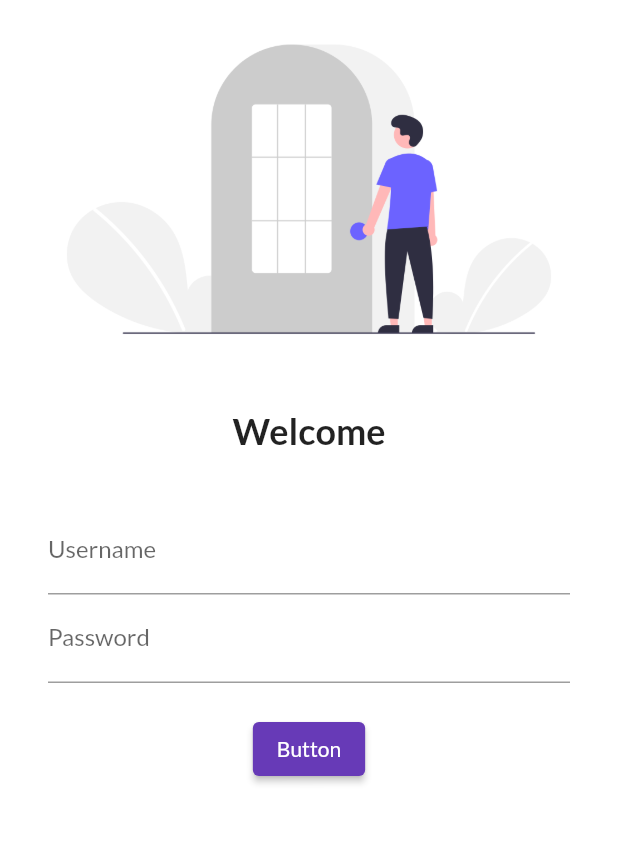
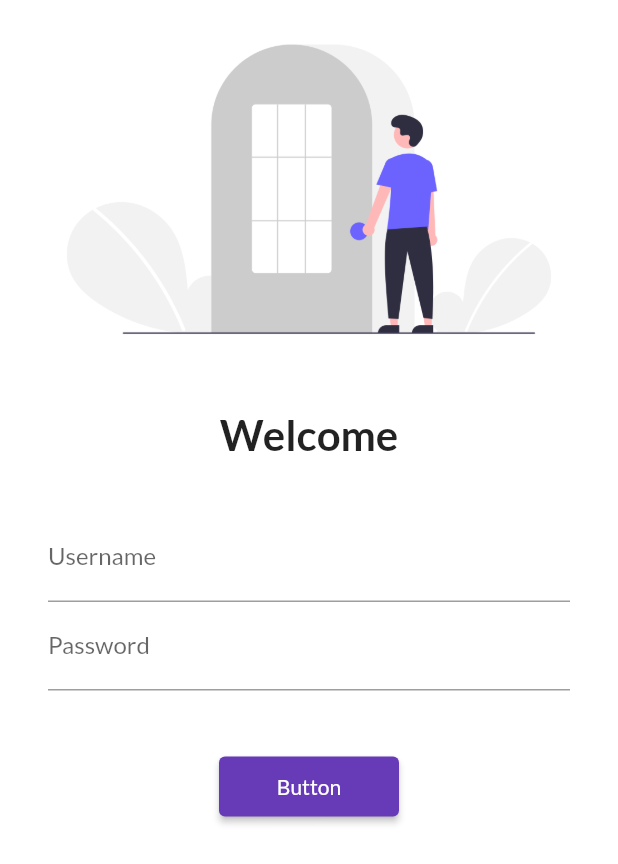
Before and after one commit to bebrijesh/30DaysOfFlutter, a Flutter app: the screen it shows after launch, on a phone screen of 412 x 824 dp. Shown: the top 864 px of the screen. Run offline on Flutter 3.47's test engine with Material 2 defaults, Android fonts, the phone set to English and light mode, and no system bars; our stand-ins replace google_fonts.

Commit message:
Day5 completed
- SingleChildScrollView()f
- minimumSize:
- Size(w, h)
- Navigator.pushNamed(context, MyRoutes.homeRoute);

```diff
--- a/lib/main.dart
+++ b/lib/main.dart
@@ -1,6 +1,7 @@
 import 'package:flutter/material.dart';
 import 'package:flutter_codepur/screens/home_screen.dart';
 import 'package:flutter_codepur/screens/login_screen.dart';
+import 'package:flutter_codepur/utils/routes.dart';
 import 'package:google_fonts/google_fonts.dart';
 void main() {
   runApp(MyApp());
@@ -21,8 +22,8 @@ class MyApp extends StatelessWidget {
       initialRoute: "/LoginScreen",
       routes: {
         "/": (context) => LoginScreen(),
-        "/HomeScreen": (context) => HomeScreen(),
-        "/LoginScreen": (context) => LoginScreen(),
+        MyRoutes.homeRoute: (context) => HomeScreen(),
+        MyRoutes.loginRoute: (context) => LoginScreen(),
       },
     );
   }
--- a/lib/screens/login_screen.dart
+++ b/lib/screens/login_screen.dart
@@ -1,4 +1,5 @@
 import 'package:flutter/material.dart';
+import 'package:flutter_codepur/utils/routes.dart';
 
 class LoginScreen extends StatelessWidget {
   const LoginScreen({Key? key}) : super(key: key);
@@ -7,6 +8,7 @@ class LoginScreen extends StatelessWidget {
   Widget build(BuildContext context) {
     return Material(
       color: Colors.white,
+      child: SingleChildScrollView(
         child: Column(
           children: [
             Image.asset(
@@ -20,7 +22,7 @@ class LoginScreen extends StatelessWidget {
             const Text(
               "Welcome",
               style: TextStyle(
-              fontSize: 24,
+                fontSize: 28,
                 fontWeight: FontWeight.bold,
               ),
             ),
@@ -46,13 +48,16 @@ class LoginScreen extends StatelessWidget {
                     ),
                   ),
                   const SizedBox(
-                  height: 20.0,
+                    height: 40.0,
                   ),
                   ElevatedButton(
                     onPressed: () {
                       debugPrint("ButtonPressed");
+                      Navigator.pushNamed(context, MyRoutes.homeRoute);
                     },
-                  style: ElevatedButton.styleFrom(),
+                    style: ElevatedButton.styleFrom(
+                      minimumSize: const Size(120, 40),
+                    ),
                     child: const Text("Button"),
                   ),
                 ],
@@ -60,6 +65,7 @@ class LoginScreen extends StatelessWidget {
             ),
           ],
         ),
+      ),
     );
   }
 }
--- /dev/null
+++ b/lib/utils/routes.dart
@@ -0,0 +1,4 @@
+class MyRoutes {
+  static String loginRoute = "/LoginScreen";
+  static String homeRoute = "/HomeScreen";
+}
```
Lines whose indentation alone changed are shown as unchanged.
